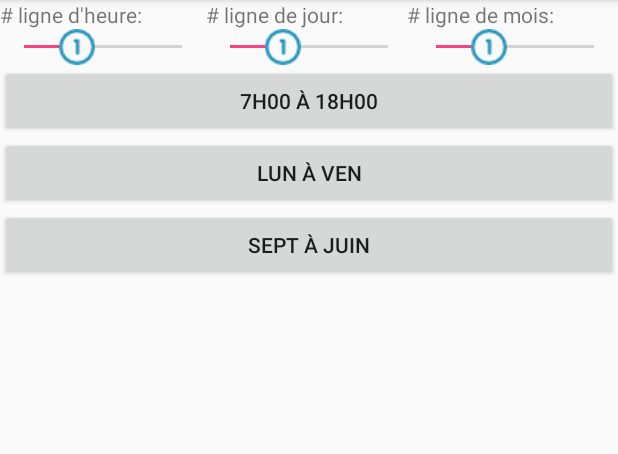
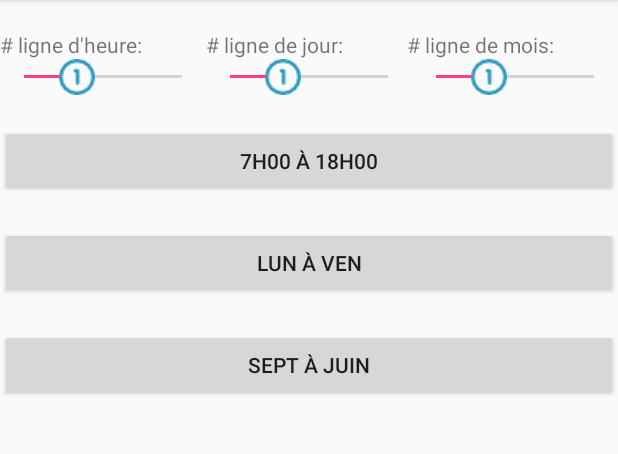
Before and after one commit to nisab3/NoTicketV6, an Android app: the PancarteActivity screen opened directly, with no data from a screen before it, on a phone screen of 412 x 824 dp, the part 84-538 px from its top. Run offline under Robolectric (Android 15) with nearby library versions, the phone set to English and light mode, and no system bars.

Commit message:
ajouté les pancartes sur main activity et des spacer dans activityPancarte

```diff
--- a/app/src/main/res/layout/activity_pancarte.xml
+++ b/app/src/main/res/layout/activity_pancarte.xml
@@ -16,6 +16,11 @@
             android:layout_width="match_parent"
             android:layout_height="wrap_content"
             android:orientation="vertical">
+
+            <Space
+                android:layout_width="match_parent"
+                android:layout_height="wrap_content"
+                android:layout_margin="10dp" />
 
             <LinearLayout
                 android:layout_width="match_parent"
@@ -78,11 +83,15 @@
 
             </LinearLayout>
 
+            <Space
+                android:layout_width="match_parent"
+                android:layout_height="wrap_content"
+                android:layout_margin="10dp" />
+
             <Button
                 android:id="@+id/boutHeure1"
                 android:layout_width="match_parent"
                 android:layout_height="wrap_content"
-                android:layout_weight="1"
                 android:tag="bh1"
                 android:text="@string/text_bout_heure1" />
 
@@ -99,6 +108,11 @@
                 android:layout_height="wrap_content"
                 android:text="@string/text_bout_heure3"
                 android:visibility="gone" />
+
+            <Space
+                android:layout_width="match_parent"
+                android:layout_height="wrap_content"
+                android:layout_margin="10dp" />
 
             <Button
                 android:id="@+id/boutJour1"
@@ -120,6 +134,11 @@
                 android:text="@string/text_bout_jour3"
                 android:visibility="gone" />
 
+            <Space
+                android:layout_width="match_parent"
+                android:layout_height="wrap_content"
+                android:layout_margin="10dp" />
+
             <Button
                 android:id="@+id/boutMois1"
                 android:layout_width="match_parent"
--- a/app/src/main/res/values/strings.xml
+++ b/app/src/main/res/values/strings.xml
@@ -15,4 +15,6 @@
     <string name="text_seek_heure" translatable="false"># ligne d\'heure:</string>
     <string name="text_seek_jour"># ligne de jour:</string>
     <string name="text_seek_mois"># ligne de mois:</string>
+    <string name="desc_panc_ajouter">cliquer pour ajouter une pancarte</string>
+    <string name="desc_panc">Cliquer pour modifier ce panneau</string>
 </resources>
```
Also changed, not shown: app/src/main/java/com/noticket/noticketv6/MainActivity.java (+5 -2 lines), app/src/main/res/layout/activity_main.xml (+60 -4 lines).
